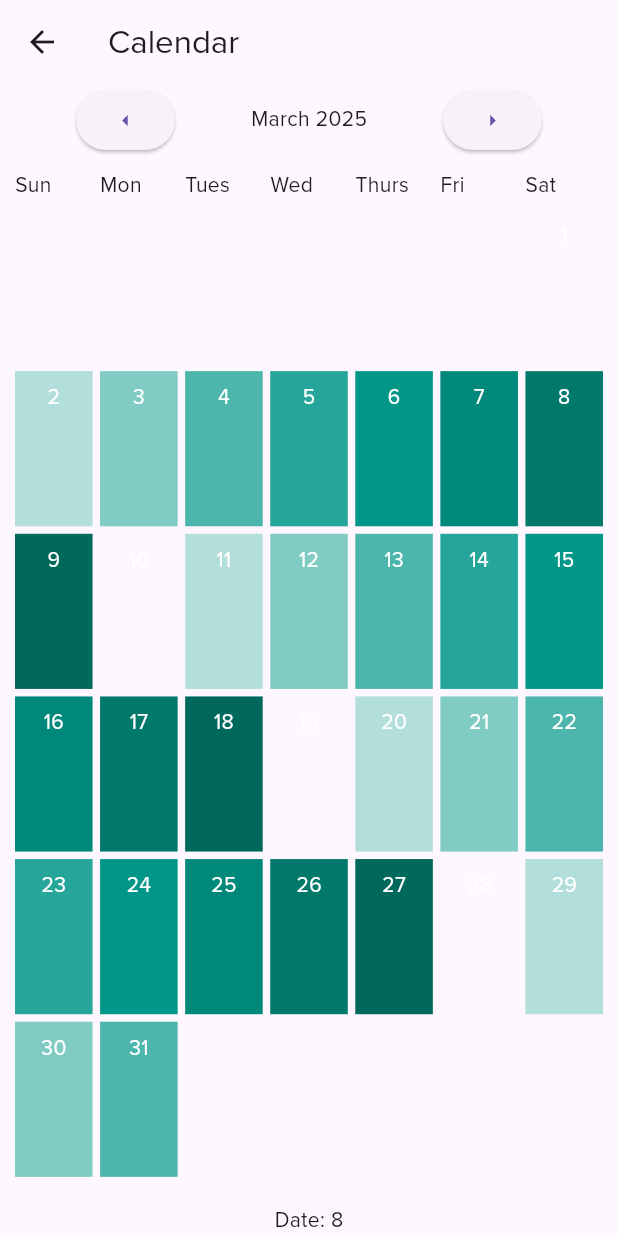
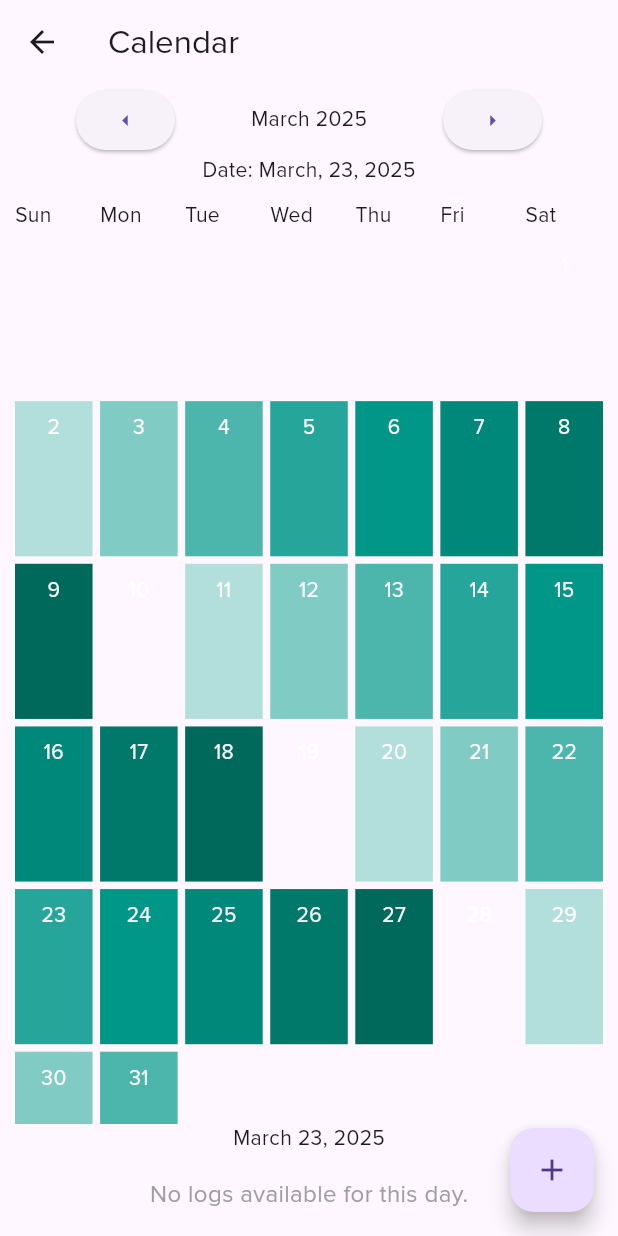
Before and after one commit to maureensanchez99/financial_awareness, a Flutter app: the Calendar screen opened directly, on a phone screen of 412 x 824 dp. Run offline on Flutter 3.47's test engine with Material 3 defaults, Android fonts, the phone set to English and light mode, and no system bars; our stand-ins replace shared_preferences; accounts and stored records are empty.

Commit message:
added basic log functions and adding onto logs

```diff
--- /dev/null
+++ b/lib/calendar_logs.dart
@@ -0,0 +1,47 @@
+import 'package:flutter/material.dart';
+
+
+class Log{
+  final DateTime date;
+  final String type;
+  final String description;
+  final double amount;
+
+  Log({
+    required this.date,
+    required this.type,
+    required this.description,
+    this.amount = 0.0
+  });
+
+}
+
+class LogService {
+  static Map<DateTime, List<Log>> dayLogs = {};
+
+
+   static void addLog(DateTime date, String type, String description, {double amount = 0.0, String additionalInfo = ''}) {
+    if (dayLogs.containsKey(date)) {
+      dayLogs[date]?.add(Log(
+        date: date,
+        type: type,
+        description: description,
+        amount: amount,
+      ));
+    } else {
+      dayLogs[date] = [
+        Log(
+          date: date,
+          type: type,
+          description: description,
+          amount: amount,
+        ),
+      ];
+    }
+  }
+
+  // Method to show the logs for a specific date
+  static List<Log>? getLogsForDay(DateTime date) {
+    return dayLogs[date];
+  }
+}
--- a/lib/main.dart
+++ b/lib/main.dart
@@ -5,7 +5,7 @@ void main() {
   runApp(const MyApp());
 }
 
-class MyApp extends StatelessWidget {
+class  MyApp extends StatelessWidget {
   const MyApp({super.key});
 
   @override
--- a/lib/pages/calendar.dart
+++ b/lib/pages/calendar.dart
@@ -1,4 +1,5 @@
 import 'package:flutter/material.dart';
+import 'package:financial_awareness/calendar_logs.dart';
 
 class Calendar extends StatefulWidget {
   const Calendar({super.key});
@@ -7,17 +8,14 @@ class Calendar extends StatefulWidget {
   _CalendarState createState() => _CalendarState();
 }
 
- class Months
-  {
+class Months {
   final String name;
   final int days;
 
   Months({required this.name, required this.days});
 }
+
 class _CalendarState extends State<Calendar> {
-
-
-
   final List<Months> months = [
     Months(name: "January", days: 31),
     Months(name: "February", days: 28),
@@ -33,106 +31,165 @@ class _CalendarState extends State<Calendar> {
     Months(name: "December", days: 31),
   ];
 
+  String selectedLogType = 'Profit';
+
   DateTime today = DateTime.now();
   int monthIndex = DateTime.now().month - 1;
   int year = DateTime.now().year;
 
+  DateTime selectedDate = DateTime.now();
+  final TextEditingController logDescriptionController = TextEditingController();
+  final TextEditingController logAmountController = TextEditingController();
+  final TextEditingController logTypeController = TextEditingController();
 
+  // Method to add a new log
+  void addLogForSelectedDate() {
+    String description = logDescriptionController.text;
+    double amount = double.tryParse(logAmountController.text) ?? 0.0;
+    String type = logTypeController.text;
 
-  void changeMonthLeft()
-  {
+    if (description.isNotEmpty || type.isNotEmpty) {
+      LogService.addLog(selectedDate, type, description, amount: amount);
+
+      // After adding the log, we call setState to refresh the UI
       setState(() {
-      if (monthIndex == 0)
-      {
-        reduceYear();
-        monthIndex = 11;
-
+        // Updating selectedDate will force the UI to rebuild and show the updated logs
+        selectedDate = DateTime(selectedDate.year, selectedDate.month, selectedDate.day);
+      });
     }
-      else
-      {
-        monthIndex -= 1;
-      }
-    });
-
   }
 
-  void changeMonthRight()
-  {
-     setState(() {
-      if (monthIndex == 11)
-      {
-        increaseYear();
-        monthIndex = 0;
-      }
-      else
-      {
-        monthIndex += 1;
-      }
-    });
-  }
-
-  void reduceYear()
-  {
-    setState(() {
-      year -= 1;
-    });
-  }
-
-  void increaseYear()
-  {
-    setState(() {
-      year += 1;
-    });
-  }
-
-  int getDays()
-  {
+  int getDays() {
     int days = months[monthIndex].days;
-    if (monthIndex == 1 && year%4 == 0)
-    {
+    if (monthIndex == 1 && year % 4 == 0) {
       return days + 1;
     }
     return days;
   }
 
-  int getMonthStartDay()
-  {
+  int getMonthStartDay() {
     DateTime startDay = DateTime(year, monthIndex + 1, 1);
     return startDay.weekday % 7;
-
   }
 
-  void getDate(int i)
-  {
-    setState(() {
-      today = DateTime(year,monthIndex + 1, i);
-    });
-
+  // Build the logs section
+  Widget buildLogsSection(DateTime date) {
+    List<Log>? logsForDay = LogService.getLogsForDay(date);
+    if (logsForDay == null || logsForDay.isEmpty) {
+      return Padding(
+        padding: const EdgeInsets.all(16.0),
+        child: Text("No logs available for this day.", style: TextStyle(fontSize: 16, color: Colors.grey)),
+      );
+    } else {
+      return ListView.builder(
+        shrinkWrap: true,
+        itemCount: logsForDay.length,
+        itemBuilder: (context, index) {
+          final log = logsForDay[index];
+          return ListTile(
+            title: Text("${log.type}: ${log.description}"),
+            subtitle: Text("Amount: \$${log.amount}"),
+          );
+        },
+      );
+    }
   }
 
+  void openAddLogBottomSheet() {
+    showModalBottomSheet(
+      context: context,
+      builder: (BuildContext context) {
+        return Padding(
+          padding: const EdgeInsets.all(16.0),
+          child: Column(
+            crossAxisAlignment: CrossAxisAlignment.start,
+            children: [
+              Text("Add Log for ${selectedDate.month}/${selectedDate.day}/${selectedDate.year}"),
+              DropdownButton<String>(
+                value: selectedLogType,
+                onChanged: (String? newValue) {
+                  setState(() {
+                    selectedLogType = newValue!;
+                  });
+                },
+                items: <String>['Profit', 'Loss', 'Fasfa', 'Scholarship']
+                    .map<DropdownMenuItem<String>>((String value) {
+                  return DropdownMenuItem<String>(
+                    value: value,
+                    child: Text(value),
+                  );
+                }).toList(),
+                hint: Text('Select Log Type'),
+                isExpanded: true,
+              ),
+              TextField(
+                controller: logDescriptionController,
+                decoration: InputDecoration(labelText: "Description"),
+              ),
+              TextField(
+                controller: logAmountController,
+                decoration: InputDecoration(labelText: "Amount (optional)"),
+                keyboardType: TextInputType.number,
+              ),
+              SizedBox(height: 8),
+              ElevatedButton(
+                onPressed: () {
+                  addLogForSelectedDate();
+                  Navigator.pop(context); // Close bottom sheet
+                },
+                child: Text("Add Log"),
+              ),
+            ],
+          ),
+        );
+      },
+    );
+  }
 
   @override
   Widget build(BuildContext context) {
     return Scaffold(
       appBar: AppBar(title: const Text('Calendar')),
-      body: Center(
-        child: Column(
-          mainAxisAlignment: MainAxisAlignment.center,
+      body: Column(
         children: [
+          // Calendar Header and Navigation
           Row(
             mainAxisAlignment: MainAxisAlignment.spaceEvenly,
             children: [
               ElevatedButton(
-                onPressed: changeMonthLeft,
-                child: Icon(Icons.arrow_left)
+                onPressed: () {
+                  setState(() {
+                    if (monthIndex == 0) {
+                      year -= 1;
+                      monthIndex = 11;
+                    } else {
+                      monthIndex -= 1;
+                    }
+                  });
+                },
+                child: Icon(Icons.arrow_left),
               ),
               Text("${months[monthIndex].name} $year"),
               ElevatedButton(
-                onPressed: changeMonthRight,
-                child: Icon(Icons.arrow_right))
+                onPressed: () {
+                  setState(() {
+                    if (monthIndex == 11) {
+                      year += 1;
+                      monthIndex = 0;
+                    } else {
+                      monthIndex += 1;
+                    }
+                  });
+                },
+                child: Icon(Icons.arrow_right),
+              ),
             ],
           ),
-            // Row with days of the week
+
+          // Display the current date with proper indexing
+          Text("Date: ${months[today.month - 1].name}, ${today.day}, $year"),
+
+          // Days of the Week
           SizedBox(
             width: double.infinity,
             height: 25,
@@ -141,63 +198,71 @@ class _CalendarState extends State<Calendar> {
               padding: const EdgeInsets.all(10),
               crossAxisSpacing: 5,
               mainAxisSpacing: 5,
-                crossAxisCount: 7,  // 7 columns for the days of the week
+              crossAxisCount: 7,
               children: [
                 Text("Sun"),
                 Text("Mon"),
-                Text("Tues"),
+                Text("Tue"),
                 Text("Wed"),
-                Text("Thurs"),
+                Text("Thu"),
                 Text("Fri"),
                 Text("Sat"),
-                ], // Increase height of each box
+              ],
             ),
           ),
 
-            // Expanded GridView
+          // Days of the Calendar
           Expanded(
             child: GridView.count(
               primary: false,
               padding: const EdgeInsets.all(10),
               crossAxisSpacing: 5,
               mainAxisSpacing: 5,
-                crossAxisCount: 7,  // 7 columns for the days of the week
-                childAspectRatio: 1 / 2,  // Increase height of each box
-                children: List.generate(getMonthStartDay() + getDays(), (index) {  // Generate 28 days (4 rows * 7 columns)
-                  if (index < getMonthStartDay())
-                  {
+              crossAxisCount: 7,
+              childAspectRatio: 1 / 2,
+              children: List.generate(getMonthStartDay() + getDays(), (index) {
+                if (index < getMonthStartDay()) {
                   return Container();
-                  }
-                  else
-                  {
+                } else {
+                  DateTime currentDate = DateTime(year, monthIndex + 1, index - getMonthStartDay() + 1);
                   return GestureDetector(
                     onTap: () {
-                        getDate(index - getMonthStartDay() + 1);
-                      }
-                    ,
+                      setState(() {
+                        selectedDate = currentDate; // Update the selected date
+                      });
+                    },
                     child: Container(
                       padding: const EdgeInsets.all(8),
-                    color: Colors.teal[((index - getMonthStartDay()) % 9) * 100],  // Varying color for each box
+                      color: Colors.teal[((index - getMonthStartDay()) % 9) * 100],
                       child: Center(
-                      child:  Column(
+                        child: Column(
                           children: [
-                          Text
-                          (
-                            '${index - getMonthStartDay()+ 1}',  // Day numbers (1 to 28)
+                            Text(
+                              '${index - getMonthStartDay() + 1}',
                               style: const TextStyle(color: Colors.white),
                             ),
+                            if (LogService.getLogsForDay(currentDate)?.isNotEmpty == true)
+                              Icon(Icons.event, color: Colors.white, size: 16), // Indicator for logs
                           ],
-                      )
                         ),
-                  )
+                      ),
+                    ),
                   );
                 }
               }),
             ),
           ),
-            Text("Date: ${today.weekday + 1}"),
-          ], //children
+          Text("${months[monthIndex].name} ${selectedDate.day}, ${selectedDate.year}"),
+
+          // Display the logs for the selected date
+          buildLogsSection(selectedDate),
+        ],
       ),
+
+      // Floating Action Button to open the bottom sheet
+      floatingActionButton: FloatingActionButton(
+        onPressed: openAddLogBottomSheet,
+        child: Icon(Icons.add),
       ),
     );
   }
```
Also changed, not shown: lib/note_service.dart (deleted), 1 other file. Lines whose indentation alone changed are shown as unchanged.
